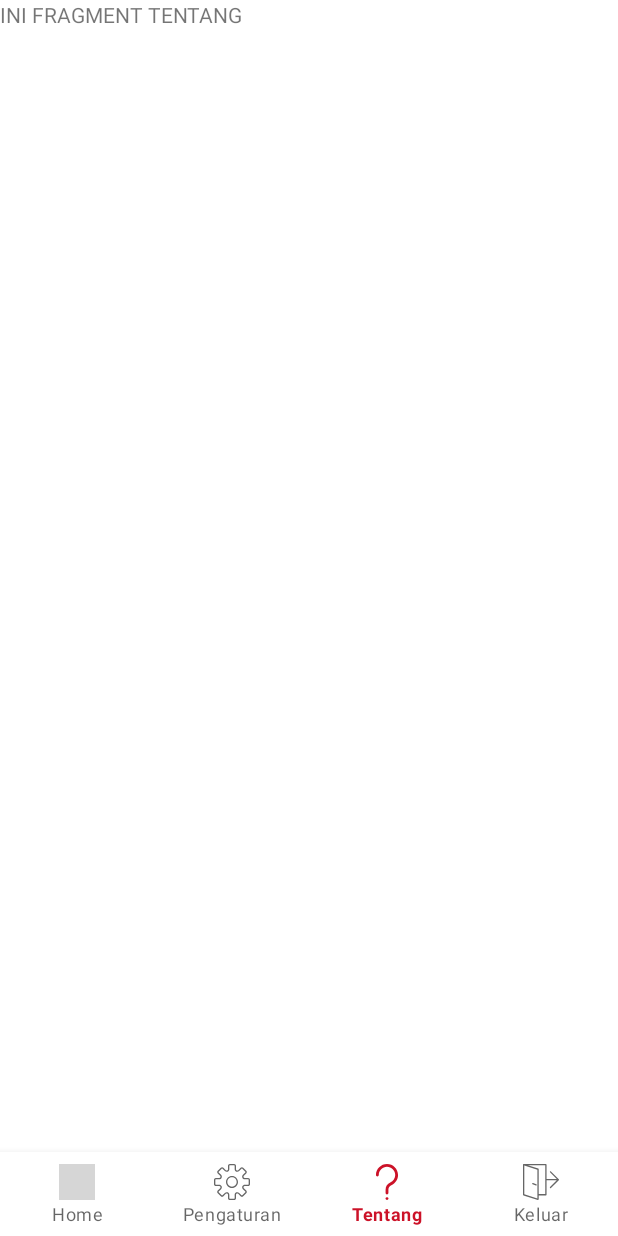
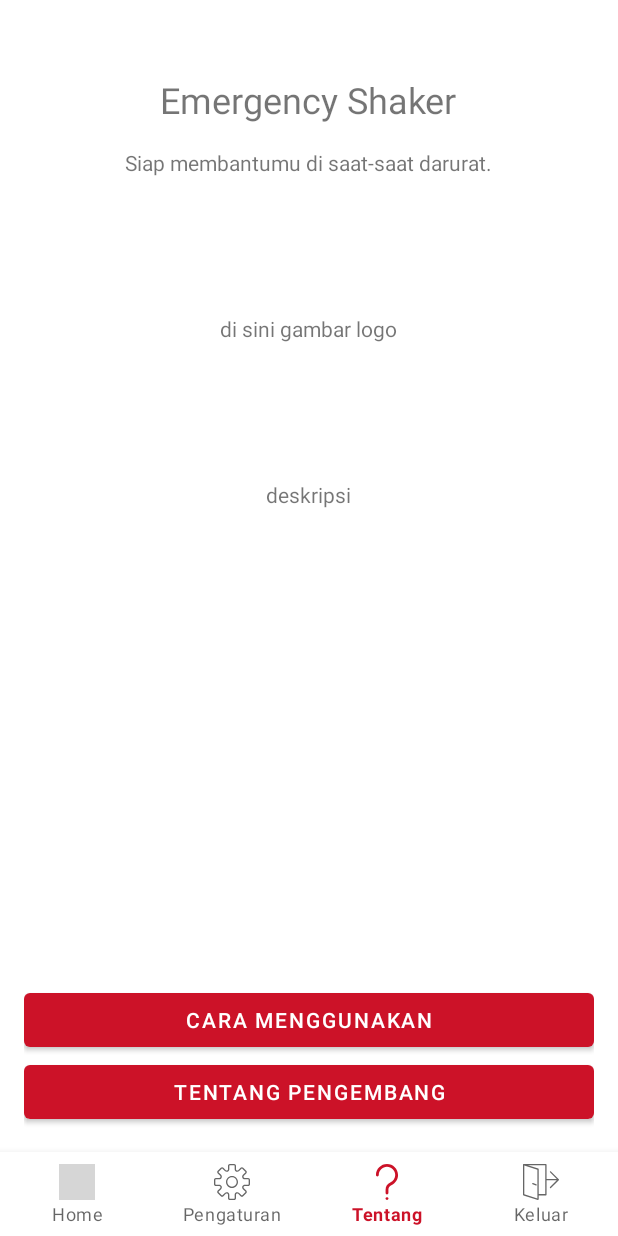
Before and after one commit to ijalalfrz/emergency-shaker, an Android app: the screen it shows after launch (LayoutActivity), item 3 of the bottom bar chosen, on a phone screen of 412 x 824 dp. Run offline under Robolectric (Android 15) with nearby library versions, the light colour scheme and no system bars; grey boxes are pictures that could not be loaded.

Commit message:
fragment about + update status

```diff
--- a/app/src/main/AndroidManifest.xml
+++ b/app/src/main/AndroidManifest.xml
@@ -33,7 +33,6 @@
             android:name=".UIActivity.ConfirmationActivity"
             android:launchMode="singleTask"
             android:theme="@style/Theme.AppCompat.Light.NoActionBar" />
-        <activity android:name=".UIActivity.AboutActivity" />
         <activity android:name=".UIActivity.SettingActivity" />
         <activity android:name=".UIActivity.AddTargetActivity" />
         <activity android:name=".UIActivity.MainActivity"></activity>
--- a/app/src/main/java/com/afina/emergencyshaker/Database/DbEmergencyShaker.java
+++ b/app/src/main/java/com/afina/emergencyshaker/Database/DbEmergencyShaker.java
@@ -75,6 +75,12 @@
 
     }
 
+    public void updateStatus(int statusNew, int id){
+        String sql;
+        sql = "UPDATE STATUS SET status = "+statusNew+" WHERE id = "+ id;
+        db.execSQL(sql);
+    }
+
     //ambil data mahasiswa berdasarkan nama
     public Target getTarget(String nama){
         Cursor cur = null;
--- a/app/src/main/res/layout/fragment_tentang.xml
+++ b/app/src/main/res/layout/fragment_tentang.xml
@@ -6,9 +6,78 @@
     tools:context=".UIFragment.TentangFragment">
 
     <!-- TODO: Update blank fragment layout -->
-    <TextView
+    <RelativeLayout
         android:layout_width="match_parent"
-        android:layout_height="match_parent"
-        android:text="INI FRAGMENT TENTANG" />
+        android:layout_height="wrap_content"
+        android:orientation="vertical">
+
+        <LinearLayout
+            android:layout_width="match_parent"
+            android:layout_height="wrap_content"
+            android:orientation="vertical"
+            android:gravity="center">
+
+            <TextView
+                android:layout_width="wrap_content"
+                android:layout_height="wrap_content"
+                android:text="@string/app_name"
+                android:layout_marginTop="50dp"
+                android:textSize="24sp"/>
+
+            <TextView
+                android:layout_width="wrap_content"
+                android:layout_height="wrap_content"
+                android:text="@string/slogan"
+                android:layout_marginTop="@dimen/activity_vertical_margin"
+                android:layout_marginBottom="@dimen/activity_vertical_margin"/>
+
+
+            <TextView
+                android:layout_width="wrap_content"
+                android:layout_height="wrap_content"
+                android:text="di sini gambar logo"
+                android:layout_marginTop="75dp"
+                android:layout_marginBottom="75dp" />
+
+
+            <TextView
+                android:layout_width="wrap_content"
+                android:layout_height="wrap_content"
+                android:id="@+id/tv_deskripsi"
+                android:text="deskripsi"
+                android:layout_marginTop="@dimen/activity_vertical_margin"
+                android:layout_marginBottom="@dimen/activity_vertical_margin"
+                android:layout_marginRight="@dimen/activity_horizontal_margin"
+                android:layout_marginLeft="@dimen/activity_horizontal_margin"
+                android:textAlignment="center"/>
+
+
+
+        </LinearLayout>
+
+        <LinearLayout
+            android:layout_width="match_parent"
+            android:layout_height="wrap_content"
+            android:orientation="vertical"
+            android:padding="@dimen/activity_vertical_margin"
+            android:layout_alignParentBottom="true">
+
+
+            <Button
+                android:layout_width="match_parent"
+                android:layout_height="wrap_content"
+                android:text="Cara menggunakan"/>
+            <Button
+                android:layout_width="match_parent"
+                android:layout_height="wrap_content"
+                android:text="Tentang Pengembang"/>
+
+
+
+        </LinearLayout>
+
+
+
+    </RelativeLayout>
 
 </FrameLayout>
```
Also changed, not shown: app/src/main/java/com/afina/emergencyshaker/UIActivity/AboutActivity.java (deleted, +0 -29 lines), app/src/main/java/com/afina/emergencyshaker/UIActivity/MainActivity.java (+22 -4 lines), app/src/main/res/layout/activity_about.xml (deleted, +0 -77 lines).
